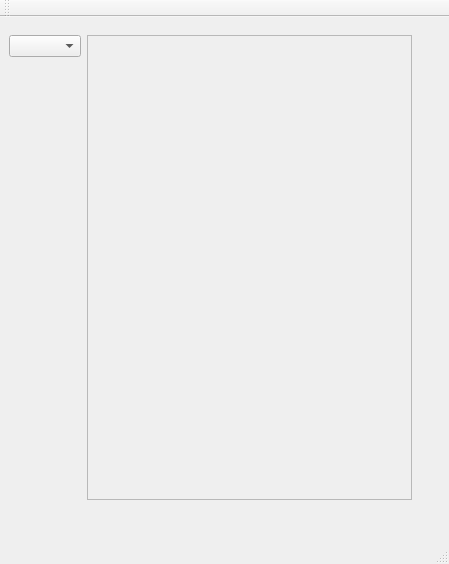
First picture: the form in Tower_of_Lights_Editor_V3/mainwindow.ui, repository ThereIsNoEscape/cs383project, before the edit.
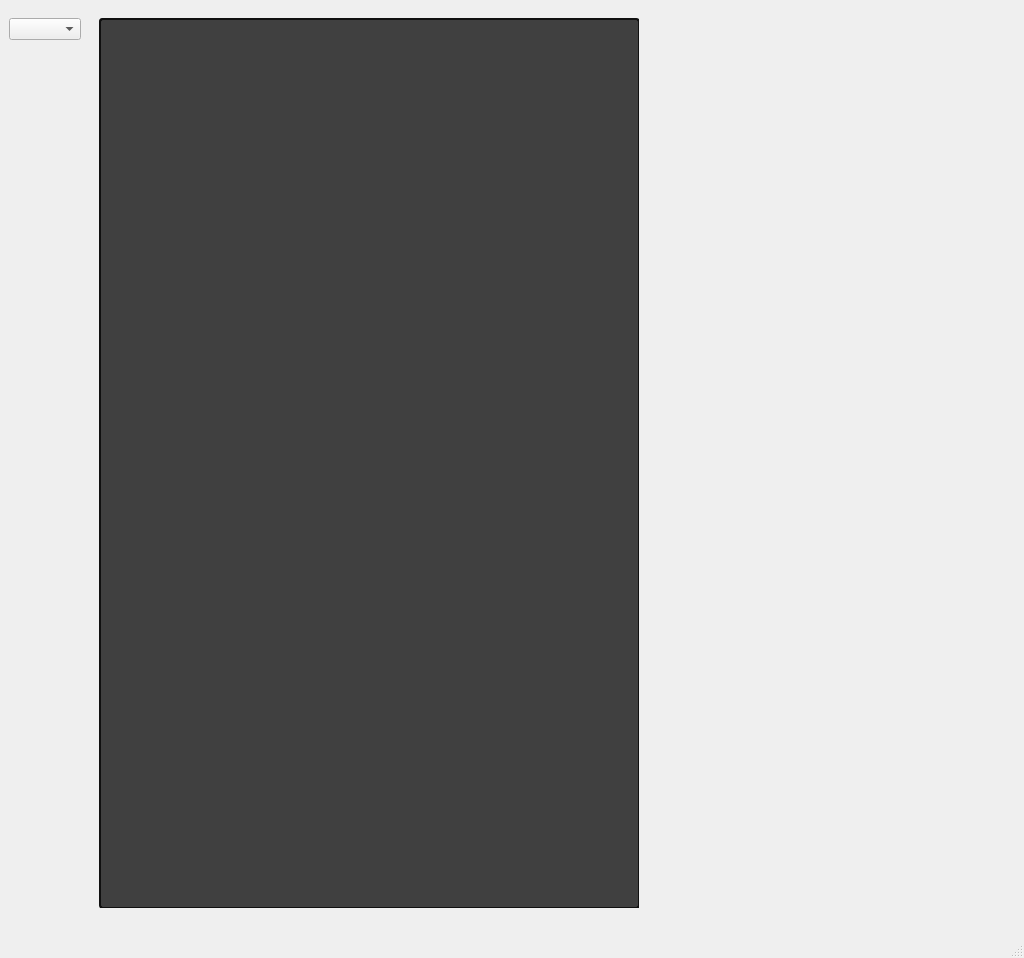
Second picture: the form after the edit.

Patch:
```diff
--- a/Tower_of_Lights_Editor_V3/mainwindow.ui
+++ b/Tower_of_Lights_Editor_V3/mainwindow.ui
@@ -6,10 +6,16 @@
    <rect>
     <x>0</x>
     <y>0</y>
-    <width>449</width>
-    <height>564</height>
+    <width>1024</width>
+    <height>958</height>
    </rect>
   </property>
+  <property name="sizePolicy">
+   <sizepolicy hsizetype="MinimumExpanding" vsizetype="MinimumExpanding">
+    <horstretch>0</horstretch>
+    <verstretch>0</verstretch>
+   </sizepolicy>
+  </property>
   <property name="windowTitle">
    <string>Tower of Lights v3.0</string>
   </property>
@@ -23,16 +29,25 @@
      <verstretch>0</verstretch>
     </sizepolicy>
    </property>
+   <property name="minimumSize">
+    <size>
+     <width>0</width>
+     <height>0</height>
+    </size>
+   </property>
    <widget class="QWidget" name="gridLayoutWidget">
     <property name="geometry">
      <rect>
       <x>0</x>
       <y>0</y>
-      <width>421</width>
-      <height>501</height>
+      <width>1021</width>
+      <height>926</height>
      </rect>
     </property>
     <layout class="QGridLayout" name="gridLayout">
+     <property name="sizeConstraint">
+      <enum>QLayout::SetDefaultConstraint</enum>
+     </property>
      <property name="leftMargin">
       <number>9</number>
      </property>
@@ -45,20 +60,28 @@
      <property name="bottomMargin">
       <number>18</number>
      </property>
+     <property name="horizontalSpacing">
+      <number>18</number>
+     </property>
      <item row="1" column="2">
       <widget class="QFrame" name="frame">
        <property name="sizePolicy">
-        <sizepolicy hsizetype="MinimumExpanding" vsizetype="MinimumExpanding">
-         <horstretch>1</horstretch>
-         <verstretch>1</verstretch>
+        <sizepolicy hsizetype="Preferred" vsizetype="Preferred">
+         <horstretch>0</horstretch>
+         <verstretch>0</verstretch>
         </sizepolicy>
        </property>
        <property name="minimumSize">
         <size>
-         <width>168</width>
-         <height>280</height>
+         <width>540</width>
+         <height>890</height>
         </size>
        </property>
+       <property name="styleSheet">
+        <string notr="true">background-color: rgb(64, 64, 64);
+border: 2px solid rgb(16, 16, 16);
+border-radius: 4px;</string>
+       </property>
        <property name="frameShape">
         <enum>QFrame::StyledPanel</enum>
        </property>
@@ -71,19 +94,51 @@
        <widget class="QWidget" name="gridLayoutWidget_2">
         <property name="geometry">
          <rect>
-          <x>10</x>
-          <y>10</y>
-          <width>321</width>
-          <height>441</height>
+          <x>0</x>
+          <y>0</y>
+          <width>541</width>
+          <height>891</height>
          </rect>
         </property>
-        <layout class="QGridLayout" name="gridLayout_2"/>
+        <layout class="QGridLayout" name="gridLayout_2">
+         <property name="sizeConstraint">
+          <enum>QLayout::SetMinimumSize</enum>
+         </property>
+         <property name="leftMargin">
+          <number>9</number>
+         </property>
+         <property name="topMargin">
+          <number>9</number>
+         </property>
+         <property name="rightMargin">
+          <number>9</number>
+         </property>
+         <property name="bottomMargin">
+          <number>9</number>
+         </property>
+        </layout>
        </widget>
       </widget>
      </item>
      <item row="1" column="0" alignment="Qt::AlignTop">
       <widget class="QComboBox" name="comboBox"/>
      </item>
+     <item row="1" column="3">
+      <spacer name="horizontalSpacer">
+       <property name="orientation">
+        <enum>Qt::Horizontal</enum>
+       </property>
+       <property name="sizeType">
+        <enum>QSizePolicy::Expanding</enum>
+       </property>
+       <property name="sizeHint" stdset="0">
+        <size>
+         <width>55</width>
+         <height>20</height>
+        </size>
+       </property>
+      </spacer>
+     </item>
     </layout>
    </widget>
   </widget>
@@ -97,14 +152,6 @@
     </rect>
    </property>
   </widget>
-  <widget class="QToolBar" name="mainToolBar">
-   <attribute name="toolBarArea">
-    <enum>TopToolBarArea</enum>
-   </attribute>
-   <attribute name="toolBarBreak">
-    <bool>false</bool>
-   </attribute>
-  </widget>
   <widget class="QStatusBar" name="statusBar"/>
  </widget>
  <layoutdefault spacing="6" margin="11"/>
```
Left out of the diff: 2 changed lines with no effect on the pictures.
